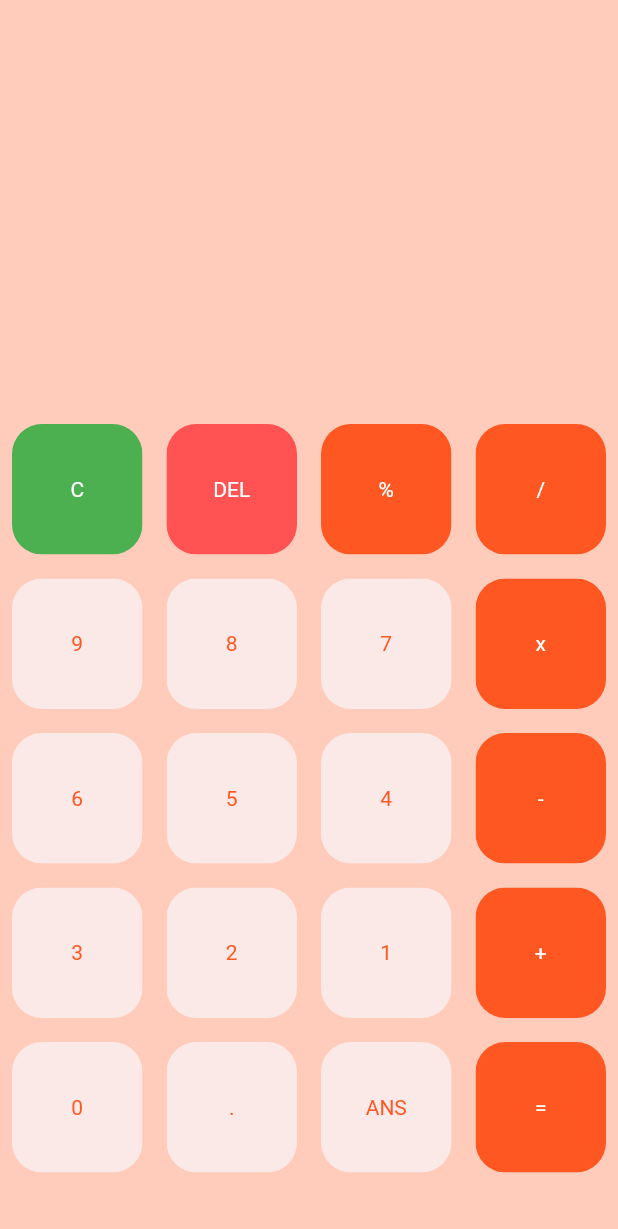
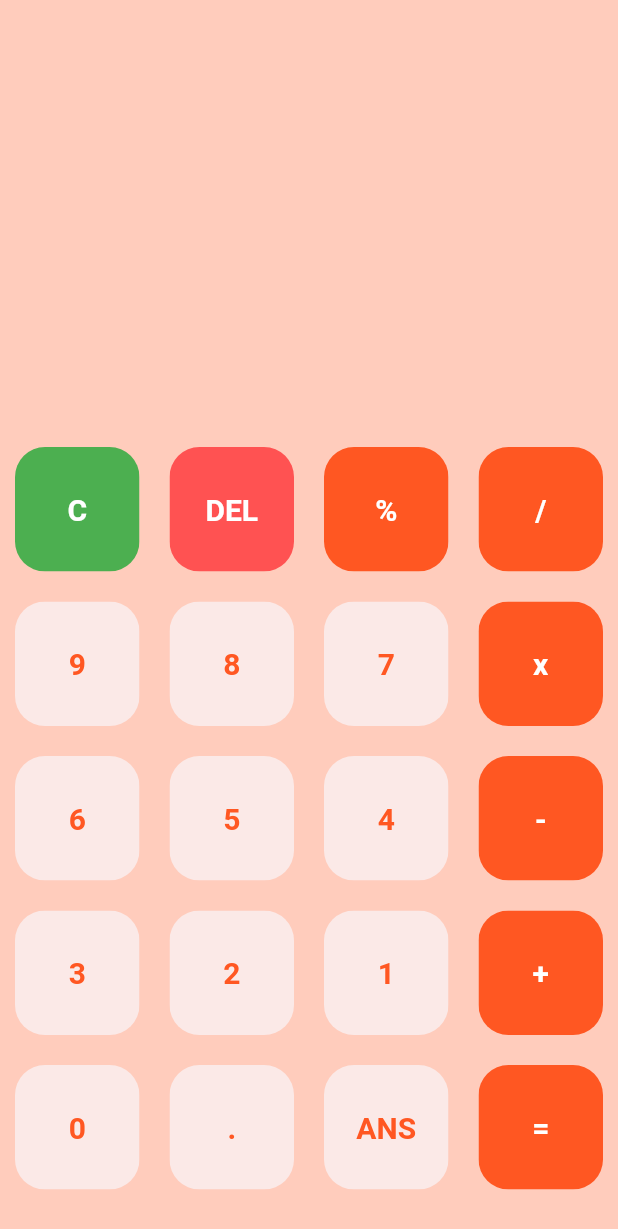
Before and after one commit to Avinash174/calculator_flutter, a Flutter app: the screen it shows after launch, on a phone screen of 412 x 824 dp. Shown: the top 1229 px of the screen. Run offline on Flutter 3.47's test engine with Material 2 defaults, Android fonts, the phone set to English and light mode, and no system bars.

Commit message:
New Changes Adding

```diff
--- a/lib/button.dart
+++ b/lib/button.dart
@@ -4,15 +4,18 @@ class MyButton extends StatelessWidget {
   final color;
   final textColor;
   final String buttonText;
+  final buttonTapped;
 
   const MyButton(
-      {Key? key, this.color, this.textColor, required this.buttonText})
+      {Key? key, this.color, this.textColor, required this.buttonText,required this.buttonTapped})
       : super(key: key);
 
   @override
   Widget build(BuildContext context) {
-    return Padding(
-      padding: const EdgeInsets.all(8.0),
+    return GestureDetector(
+      onTap: buttonTapped,
+      child: Padding(
+        padding: const EdgeInsets.all(10.0),
         child: ClipRRect(
           borderRadius: BorderRadius.circular(20),
           child: Container(
@@ -22,7 +25,10 @@ class MyButton extends StatelessWidget {
                 buttonText,
                 style: TextStyle(
                   color: textColor,
+                  fontWeight: FontWeight.bold,
+                  fontSize: 20,
 
+                ),
               ),
             ),
           ),
--- a/lib/main.dart
+++ b/lib/main.dart
@@ -27,6 +27,8 @@ class MyHomePage extends StatefulWidget {
 }
 
 class _MyHomePageState extends State<MyHomePage> {
+  var userQuestion = '';
+  var userAnswer = '';
   final List<String> buttons = [
     'C',
     'DEL',
@@ -56,50 +58,83 @@ class _MyHomePageState extends State<MyHomePage> {
       backgroundColor: Colors.deepOrange[100],
       body: Column(
         children: [
-          Expanded(child: Container()),
+          SizedBox(height: 20,),
+          Expanded(
+            child: Container(
+              padding: EdgeInsets.all(20),
+              child: Column(
+                mainAxisAlignment: MainAxisAlignment.spaceEvenly,
+                children: [
+                  Container(
+                    alignment: Alignment.centerLeft,
+                      child: Text(userQuestion,style: TextStyle(fontSize: 20),),
+                  ),
+                  Container(
+                    padding: EdgeInsets.all(20),
+                    alignment: Alignment.centerRight,
+                    child: Text(userAnswer,style: TextStyle(fontSize: 20),),
+                  ),
+                ],
+              ),
+            ),
+          ),
           Expanded(
               flex: 2,
               child: Container(
-
                 child: Center(
                     child: GridView.builder(
                         itemCount: buttons.length,
                         gridDelegate: SliverGridDelegateWithFixedCrossAxisCount(
                           crossAxisCount: 4,
                         ),
-                        itemBuilder: (BuildContext context,int index)
-    {
-                        if(index ==0){
+                        itemBuilder: (BuildContext context, int index) {
+                          // Clear Button
+                          if (index == 0) {
                             return MyButton(
+                              buttonTapped: (){
+                               setState(() {
+                                 userQuestion ='';
+                               });
+                              },
                               buttonText: buttons[index],
                               color: Colors.green,
-                            textColor:  Colors.white,
-                          );
-                        }
-                        else if(index ==1){
+                              textColor: Colors.white,
+                            ); //Delete Button
+                          } else if (index == 1) {
                             return MyButton(
+                              buttonTapped: (){
+                                setState(() {
+                                  userQuestion=userQuestion.substring(0,userQuestion.length-1);
+                                });
+                              },
                               buttonText: buttons[index],
                               color: Colors.redAccent,
                               textColor: Colors.white,
                             );
-
-    }else return MyButton(
+                          } else
+                            return MyButton(
+                              buttonTapped: (){
+                                setState(() {
+                                  userQuestion =userQuestion+buttons[index];
+                                });
+                              },
                               buttonText: buttons[index],
-                          color: isOperator(buttons[index])? Colors.deepOrange:Colors.deepOrange[50],
-                          textColor: isOperator(buttons[index])? Colors.white:Colors.deepOrange,
+                              color: isOperator(buttons[index])
+                                  ? Colors.deepOrange
+                                  : Colors.deepOrange[50],
+                              textColor: isOperator(buttons[index])
+                                  ? Colors.white
+                                  : Colors.deepOrange,
                             );
-
-
-                        }
-
-                        )),
+                        })),
               )),
         ],
       ),
     );
   }
-  bool isOperator(String x){
-    if(x=='%' || x=='/' || x=='x' || x=='-' || x=='+' || x=='='){
+
+  bool isOperator(String x) {
+    if (x == '%' || x == '/' || x == 'x' || x == '-' || x == '+' || x == '=') {
       return true;
     }
     return false;
--- a/pubspec.yaml
+++ b/pubspec.yaml
@@ -36,6 +36,7 @@ dependencies:
   # The following adds the Cupertino Icons font to your application.
   # Use with the CupertinoIcons class for iOS style icons.
   cupertino_icons: ^1.0.2
+  math_expressions: ^2.3.1
 
 dev_dependencies:
   flutter_test:
```
Also changed, not shown: pubspec.lock. Lines whose indentation alone changed are shown as unchanged.
